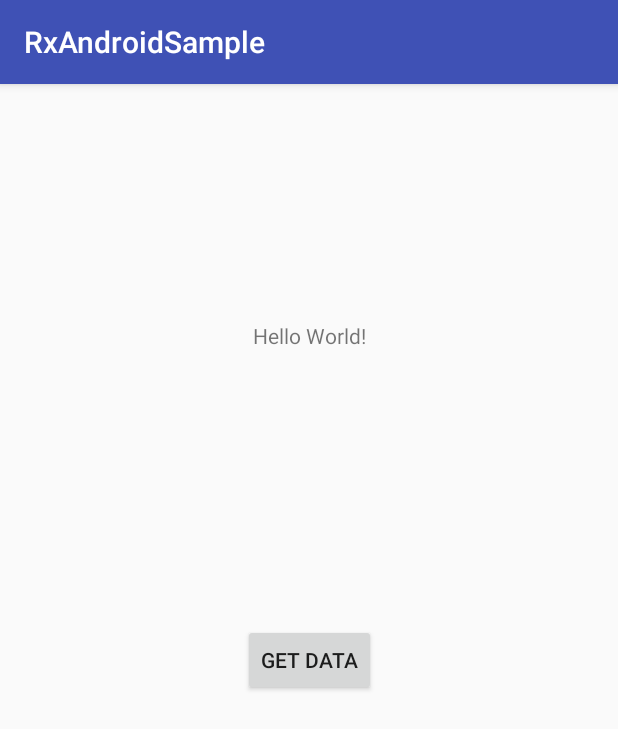
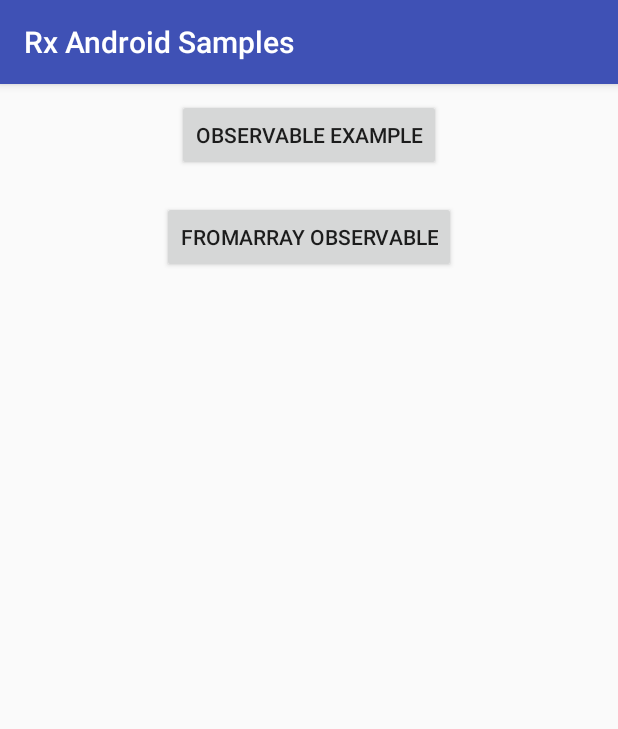
Before and after one commit to Aalishan565/RxAndroid-Quick-Start-Android, an Android app: the screen it shows after launch (MainActivity before the commit, HomeActivity after it), on a phone screen of 412 x 824 dp. Shown: the top 729 px of the screen. Run offline under Robolectric (Android 15) with nearby library versions, the phone set to English and light mode, and no system bars.

Commit message:
-new added code

```diff
--- a/app/src/main/AndroidManifest.xml
+++ b/app/src/main/AndroidManifest.xml
@@ -9,13 +9,13 @@
         android:roundIcon="@mipmap/ic_launcher_round"
         android:supportsRtl="true"
         android:theme="@style/AppTheme">
-        <activity android:name=".MainActivity">
+        <activity android:name=".HomeActivity">
             <intent-filter>
                 <action android:name="android.intent.action.MAIN" />
 
                 <category android:name="android.intent.category.LAUNCHER" />
             </intent-filter>
         </activity>
+        <activity android:name=".ObservableExampleActivity"></activity>
     </application>
-
 </manifest>
--- /dev/null
+++ b/app/src/main/java/ayesha/rxandroidsample/HomeActivity.java
@@ -0,0 +1,37 @@
+package ayesha.rxandroidsample;
+
+import android.content.Intent;
+import android.os.Bundle;
+import android.support.v7.app.AppCompatActivity;
+import android.view.View;
+import android.widget.Button;
+
+public class HomeActivity extends AppCompatActivity implements View.OnClickListener {
+
+    private Button btnJust;
+    private Button btnFromArray;
+
+    @Override
+    protected void onCreate(Bundle savedInstanceState) {
+        super.onCreate(savedInstanceState);
+        setContentView(R.layout.activity_home);
+        btnJust = findViewById(R.id.btnObservable);
+        btnFromArray = findViewById(R.id.btnFromArray);
+        btnJust.setOnClickListener(this);
+        btnFromArray.setOnClickListener(this);
+    }
+
+    @Override
+    public void onClick(View view) {
+        switch (view.getId()) {
+            case R.id.btnObservable:
+                startActivity(new Intent(this, ObservableExampleActivity.class));
+                break;
+            case R.id.btnFromArray:
+
+                break;
+            default:
+        }
+
+    }
+}
--- a/app/src/main/java/ayesha/rxandroidsample/MainActivity.java
+++ /dev/null
@@ -1,50 +0,0 @@
-package ayesha.rxandroidsample;
-
-import android.os.Bundle;
-import android.support.v7.app.AppCompatActivity;
-import android.view.View;
-import android.widget.TextView;
-
-import io.reactivex.Observable;
-import io.reactivex.Observer;
-import io.reactivex.disposables.Disposable;
-
-public class MainActivity extends AppCompatActivity {
-    private TextView mTv;
-    private Observable<String> observable;
-    private Observer<String> observer;
-
-    @Override
-    protected void onCreate(Bundle savedInstanceState) {
-        super.onCreate(savedInstanceState);
-        setContentView(R.layout.activity_main);
-        mTv=findViewById(R.id.tv);
-        observable = Observable.just("Hello world from rxjava");
-        observer = new Observer<String>() {
-            @Override
-            public void onSubscribe(Disposable d) {
-
-            }
-
-            @Override
-            public void onNext(String s) {
-                mTv.setText(s.toString());
-
-            }
-
-            @Override
-            public void onError(Throwable e) {
-
-            }
-
-            @Override
-            public void onComplete() {
-
-            }
-        };
-    }
-
-    public void getData(View view) {
-        observable.subscribe(observer);
-    }
-}
--- /dev/null
+++ b/app/src/main/res/layout/activity_home.xml
@@ -0,0 +1,23 @@
+<?xml version="1.0" encoding="utf-8"?>
+<LinearLayout xmlns:android="http://schemas.android.com/apk/res/android"
+    android:layout_width="match_parent"
+    android:layout_height="match_parent"
+    android:orientation="vertical">
+
+    <Button
+        android:id="@+id/btnObservable"
+        android:layout_width="wrap_content"
+        android:layout_height="wrap_content"
+        android:layout_gravity="center"
+        android:layout_margin="10dp"
+        android:text="Observable Example" />
+
+    <Button
+        android:id="@+id/btnFromArray"
+        android:layout_width="wrap_content"
+        android:layout_height="wrap_content"
+        android:layout_gravity="center"
+        android:layout_margin="10dp"
+        android:text="FromArray Observable" />
+
+</LinearLayout>
--- a/app/src/main/res/layout/activity_main.xml
+++ /dev/null
@@ -1,32 +0,0 @@
-<?xml version="1.0" encoding="utf-8"?>
-<android.support.constraint.ConstraintLayout xmlns:android="http://schemas.android.com/apk/res/android"
-    xmlns:app="http://schemas.android.com/apk/res-auto"
-    xmlns:tools="http://schemas.android.com/tools"
-    android:layout_width="match_parent"
-    android:layout_height="match_parent"
-    tools:context="ayesha.rxandroidsample.MainActivity">
-
-    <TextView
-        android:id="@+id/tv"
-        android:layout_width="wrap_content"
-        android:layout_height="wrap_content"
-        android:text="Hello World!"
-        app:layout_constraintBottom_toBottomOf="parent"
-        app:layout_constraintLeft_toLeftOf="parent"
-        app:layout_constraintRight_toRightOf="parent"
-        app:layout_constraintTop_toTopOf="parent"
-        app:layout_constraintVertical_bias="0.211" />
-
-    <Button
-        android:layout_width="wrap_content"
-        android:layout_height="wrap_content"
-        android:onClick="getData"
-        android:text="get data"
-        app:layout_constraintBottom_toBottomOf="parent"
-        app:layout_constraintLeft_toLeftOf="parent"
-        app:layout_constraintRight_toRightOf="parent"
-        app:layout_constraintTop_toTopOf="parent"
-        tools:layout_editor_absoluteX="147dp"
-        tools:layout_editor_absoluteY="231dp" />
-
-</android.support.constraint.ConstraintLayout>
--- a/app/src/main/res/values/strings.xml
+++ b/app/src/main/res/values/strings.xml
@@ -1,3 +1,3 @@
 <resources>
-    <string name="app_name">RxAndroidSample</string>
+    <string name="app_name">Rx Android Samples</string>
 </resources>
--- a/build.gradle
+++ b/build.gradle
@@ -7,7 +7,7 @@ buildscript {
         jcenter()
     }
     dependencies {
-        classpath 'com.android.tools.build:gradle:3.0.1'
+        classpath 'com.android.tools.build:gradle:3.4.2'
 
 
         // NOTE: Do not place your application dependencies here; they belong
```
Also changed, not shown: app/src/main/java/ayesha/rxandroidsample/ObservableExampleActivity.java (added, +89 -0 lines), app/src/main/res/layout/activity_observable_example.xml (added, +40 -0 lines), app/src/main/res/layout/activity_observable_with_from_array.xml (added, +40 -0 lines), gradle/wrapper/gradle-wrapper.properties.
